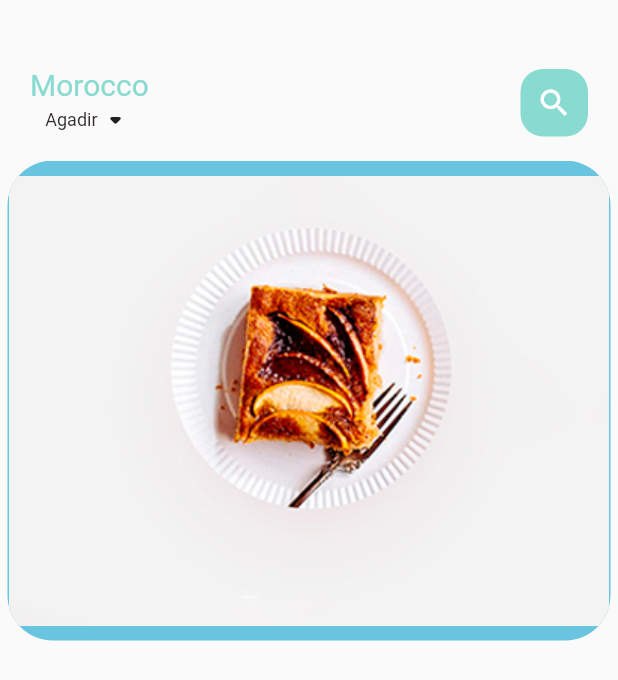
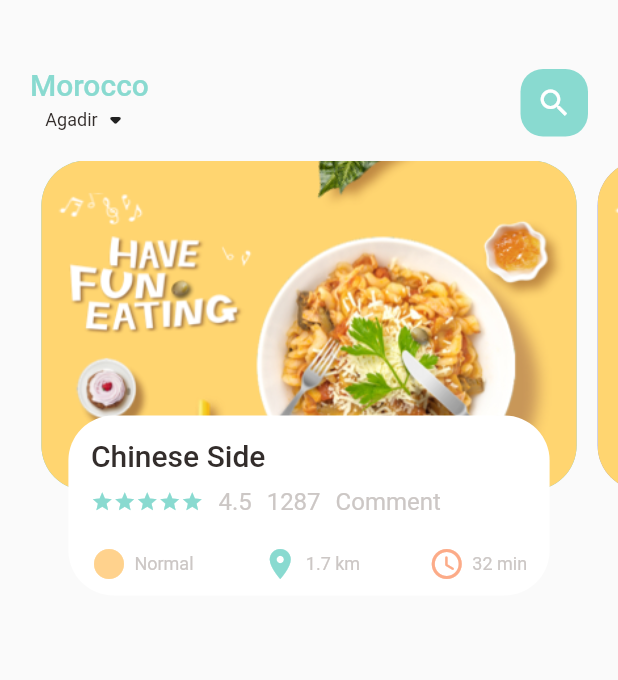
Before and after one commit to neimael/DeliveryFoodApp, a Flutter app: the screen it shows after launch, on a phone screen of 412 x 824 dp. Shown: the top 680 px of the screen. Run offline on Flutter 3.47's test engine with Material 2 defaults, Android fonts, the phone set to English and light mode, and no system bars.

Commit message:
page view

```diff
--- a/lib/home/food_page_body.dart
+++ b/lib/home/food_page_body.dart
@@ -1,4 +1,9 @@
+import 'package:deliveryfood/utils/colors.dart';
+import 'package:deliveryfood/widgets/big_text.dart';
+import 'package:deliveryfood/widgets/small_text.dart';
 import 'package:flutter/material.dart';
+
+import '../widgets/icon_and_text.dart';
 
 class FoodPageBody extends StatefulWidget {
   const FoodPageBody({super.key});
@@ -8,12 +13,16 @@
 }
 
 class _FoodPageBodyState extends State<FoodPageBody> {
+  PageController pageController = PageController(
+    viewportFraction: 0.9,
+  );
   @override
   Widget build(BuildContext context) {
     return Container(
       height: 320,
       child: PageView.builder(
           itemCount: 5,
+          controller: pageController,
           itemBuilder: ((context, position) {
             return _buildPageItem(position);
           })),
@@ -21,16 +30,115 @@
   }
 
   Widget _buildPageItem(int index) {
-    return Container(
+    return Stack(
+      children: [
+        Container(
           height: 220,
           margin: EdgeInsets.only(
-        left: 5,
-        right: 5,
+            left: 7,
+            right: 7,
           ),
           decoration: BoxDecoration(
             borderRadius: BorderRadius.circular(30),
             color: index.isEven ? Color(0xFF69c5df) : Color(0xFF9294cc),
-          image: DecorationImage(image: AssetImage("assets/image/food1.png"))),
+            image: DecorationImage(
+              fit: BoxFit.cover,
+              image: AssetImage("assets/image/food0.png"),
+            ),
+          ),
+        ),
+        Align(
+          alignment: Alignment.bottomCenter,
+          child: Container(
+            height: 120,
+            margin: EdgeInsets.only(
+              left: 25,
+              right: 25,
+              bottom: 30,
+            ),
+            decoration: BoxDecoration(
+              borderRadius: BorderRadius.circular(30),
+              color: Colors.white,
+            ),
+            child: Container(
+              padding: EdgeInsets.only(
+                top: 15,
+                left: 15,
+                right: 15,
+              ),
+              child: Column(
+                crossAxisAlignment: CrossAxisAlignment.start,
+                children: [
+                  BigText(text: "Chinese Side"),
+                  SizedBox(
+                    height: 10,
+                  ),
+                  Row(
+                    children: [
+                      Wrap(
+                        children: List.generate(
+                          5,
+                          (index) {
+                            return Icon(
+                              Icons.star,
+                              color: AppColors.mainColor,
+                              size: 15,
+                            );
+                          },
+                        ),
+                      ),
+                      SizedBox(
+                        width: 10,
+                      ),
+                      SmallText(
+                        text: "4.5",
+                        size: 16,
+                      ),
+                      SizedBox(
+                        width: 10,
+                      ),
+                      SmallText(
+                        text: "1287",
+                        size: 16,
+                      ),
+                      SizedBox(
+                        width: 10,
+                      ),
+                      SmallText(
+                        text: "Comment",
+                        size: 16,
+                      ),
+                    ],
+                  ),
+                  SizedBox(
+                    height: 20,
+                  ),
+                  Row(
+                    mainAxisAlignment: MainAxisAlignment.spaceBetween,
+                    children: [
+                      IconAndTextWidget(
+                        text: "Normal",
+                        icon: Icons.circle_sharp,
+                        iconColor: AppColors.iconColor1,
+                      ),
+                      IconAndTextWidget(
+                        text: "1.7 km",
+                        icon: Icons.location_on,
+                        iconColor: AppColors.mainColor,
+                      ),
+                      IconAndTextWidget(
+                        text: "32 min",
+                        icon: Icons.access_time_rounded,
+                        iconColor: AppColors.iconColor2,
+                      ),
+                    ],
+                  ),
+                ],
+              ),
+            ),
+          ),
+        ),
+      ],
     );
   }
 }
--- a/lib/widgets/big_text.dart
+++ b/lib/widgets/big_text.dart
@@ -22,7 +22,7 @@
       maxLines: 1,
       style: TextStyle(
         color: color,
-        fontWeight: FontWeight.w400,
+        fontWeight: FontWeight.w500,
         fontFamily: 'Roboto',
         fontSize: size,
       ),
--- /dev/null
+++ b/lib/widgets/icon_and_text.dart
@@ -0,0 +1,30 @@
+import 'package:deliveryfood/widgets/small_text.dart';
+import 'package:flutter/material.dart';
+
+class IconAndTextWidget extends StatelessWidget {
+  final IconData icon;
+  final String text;
+  final Color iconColor;
+  const IconAndTextWidget({
+    super.key,
+    required this.text,
+    required this.icon,
+    required this.iconColor,
+  });
+
+  @override
+  Widget build(BuildContext context) {
+    return Row(
+      children: [
+        Icon(
+          icon,
+          color: iconColor,
+        ),
+        SizedBox(
+          width: 5,
+        ),
+        SmallText(text: text),
+      ],
+    );
+  }
+}
```
Lines whose indentation alone changed are shown as unchanged.
